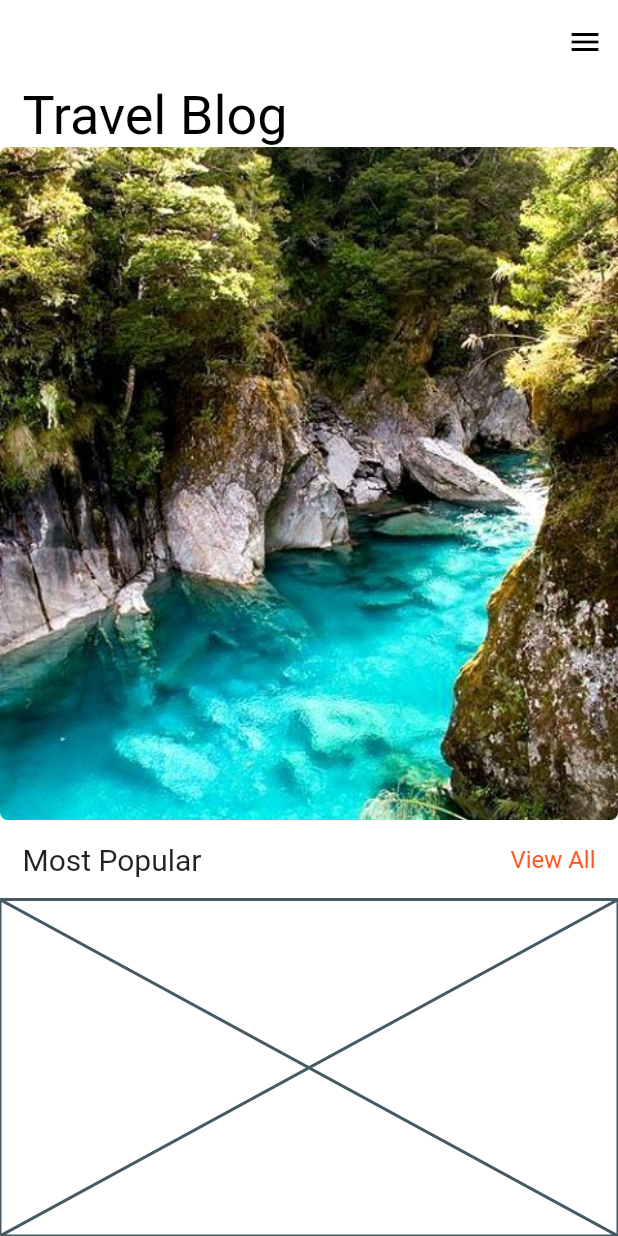
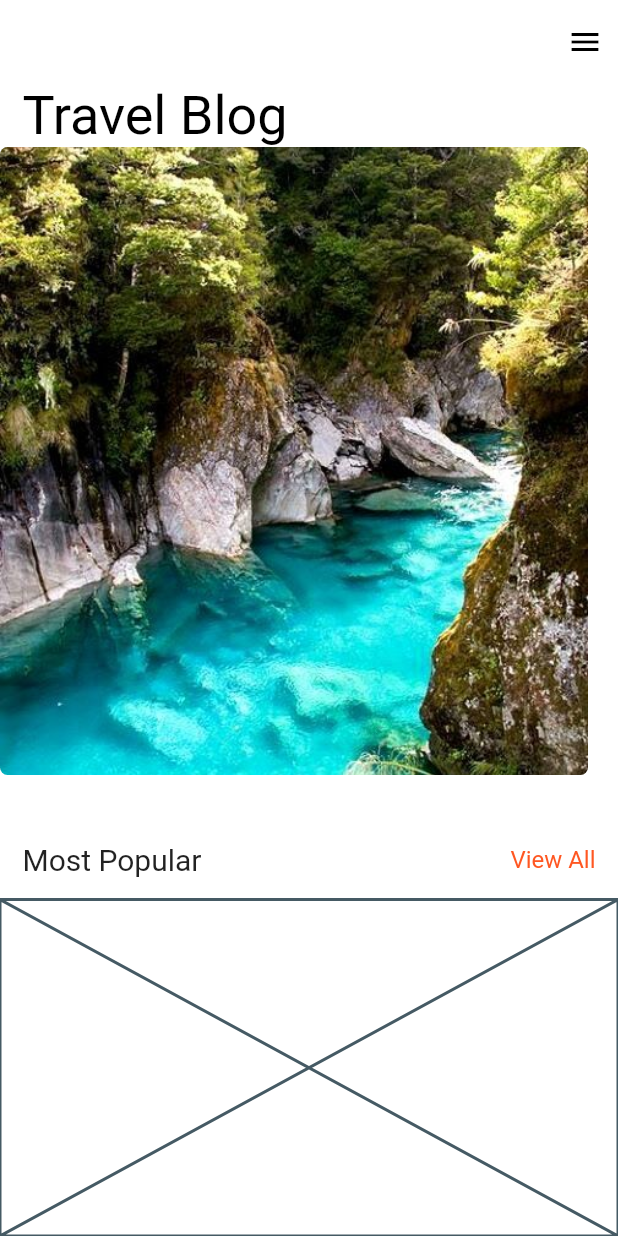
Before and after one commit to gulsenkeskin/travel-blog, a Flutter app: the screen it shows after launch, on a phone screen of 412 x 824 dp. Run offline on Flutter 3.47's test engine with Material 2 defaults, Android fonts, the phone set to English and light mode, and no system bars.

Commit message:
Update travel_blog.dart
:ocean:

```diff
--- a/lib/widgets/travel_blog.dart
+++ b/lib/widgets/travel_blog.dart
@@ -11,12 +11,15 @@ class TravelBlog extends StatelessWidget {
       var travel = _list[index];
       return Stack(
         children: [
-          ClipRRect(
-            borderRadius: BorderRadius.circular(5),
-            child: Image.asset(
-              travel.url,
-              width: MediaQuery.of(context).size.width,
-              fit: BoxFit.cover,
+          Padding(
+            padding: const EdgeInsets.only(right: 20, bottom: 30),
+            child: ClipRRect(
+              borderRadius: BorderRadius.circular(5),
+              child: Image.asset(
+                travel.url,
+                width: MediaQuery.of(context).size.width,
+                fit: BoxFit.cover,
+              ),
             ),
           )
         ],
```
